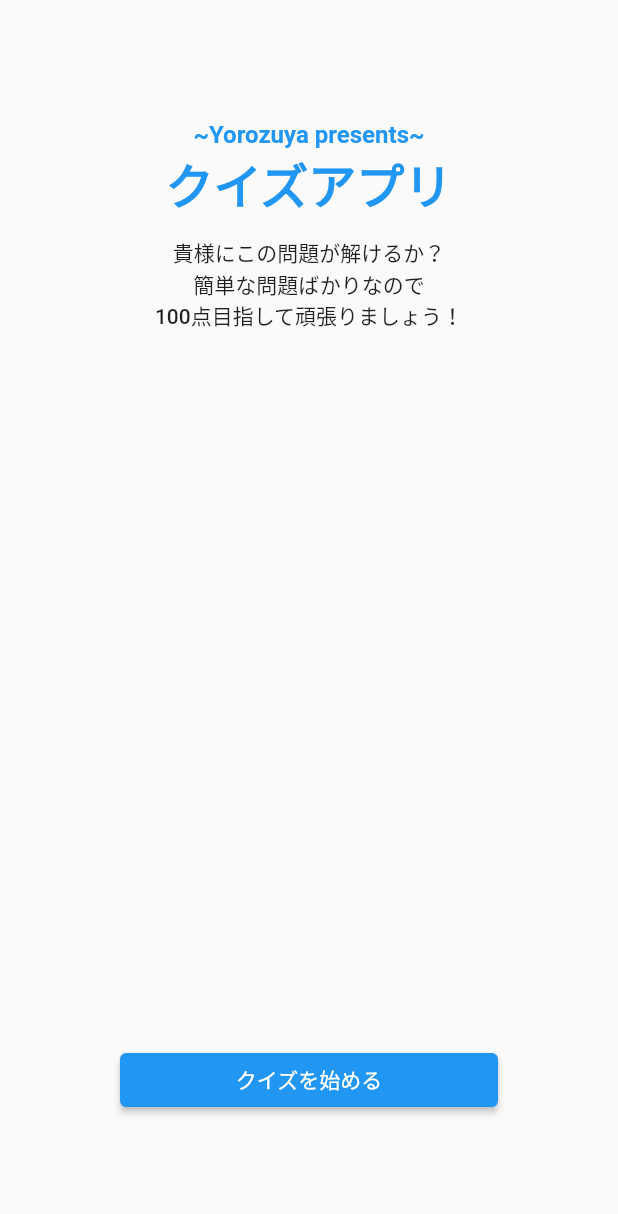
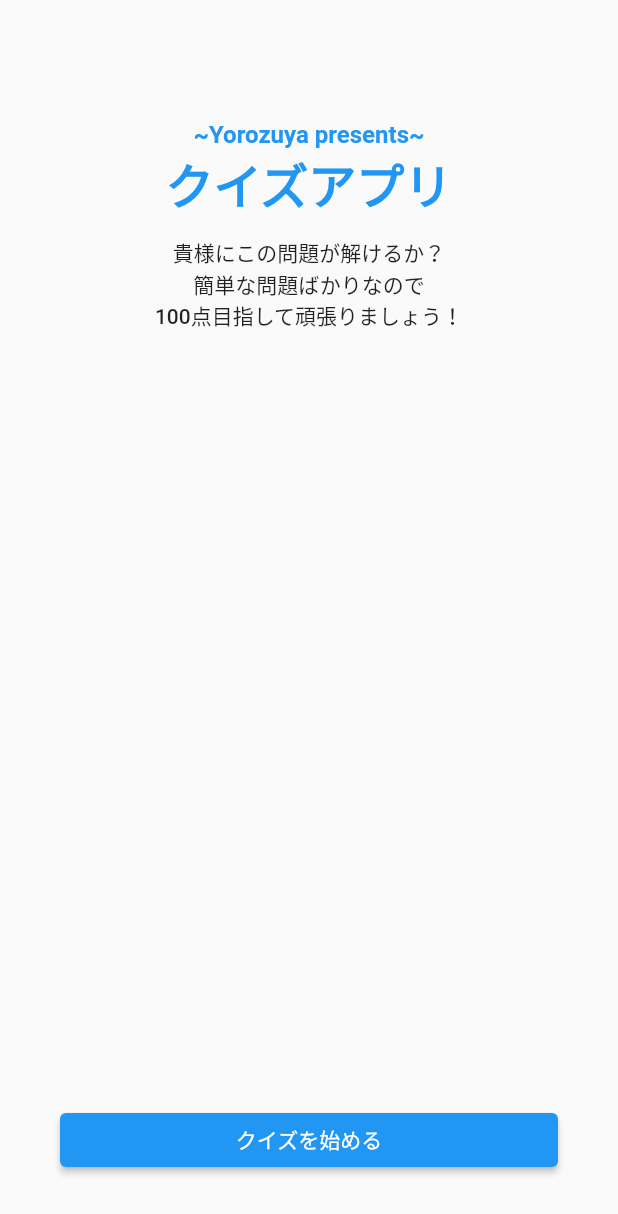
Before and after one commit to hayabusabusa/yrzy-hackathon-flutter, a Flutter app: the screen it shows after launch, on a phone screen of 412 x 824 dp. Shown: the top 1214 px of the screen. Run offline on Flutter 3.47's test engine with Material 2 defaults, Android fonts, the phone set to English and light mode, and no system bars.

Commit message:
refactor: fix code format

```diff
--- a/lib/screens/home_screen.dart
+++ b/lib/screens/home_screen.dart
@@ -6,7 +6,7 @@ class HomeScreen extends StatelessWidget {
   Widget build(BuildContext context) {
     return Scaffold(
       body: Padding(
-        padding: const EdgeInsets.all(80.0),
+        padding: const EdgeInsets.fromLTRB(40, 80, 40, 40),
         child: Column(
           crossAxisAlignment: CrossAxisAlignment.stretch,
           children: [
@@ -28,9 +28,7 @@ class HomeScreen extends StatelessWidget {
                     color: Colors.blue,
                   ),
                 ),
-                SizedBox(
-                  height: 12,
-                ),
+                const SizedBox(height: 12,),
                 Text(
                   '貴様にこの問題が解けるか？\n簡単な問題ばかりなので\n100点目指して頑張りましょう！',
                   textAlign: TextAlign.center,
@@ -41,18 +39,20 @@ class HomeScreen extends StatelessWidget {
                 ),
               ],
             ),
-            Expanded(
-              child: SizedBox()
-              ),
+            const Expanded(
+              child: const SizedBox()
+            ),
             ElevatedButton(
-                onPressed: () {
-                  Navigator.of(context).push(MaterialPageRoute(
+              onPressed: () {
+                Navigator.of(context).push(
+                  MaterialPageRoute(
                     builder: (_) => QuizScreen(),
                     fullscreenDialog: true,
                   )
-                  );
-                },
-                child: Text('クイズを始める')),
+                );
+              },
+              child: Text('クイズを始める')
+            ),
           ],
         ),
       ),
```
